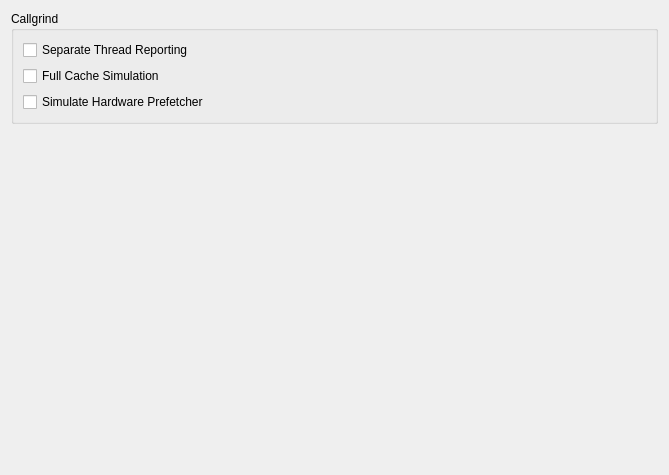
KDE/kdev-valgrind, file config/ui/callgrindconfig.ui: the form before one commit.
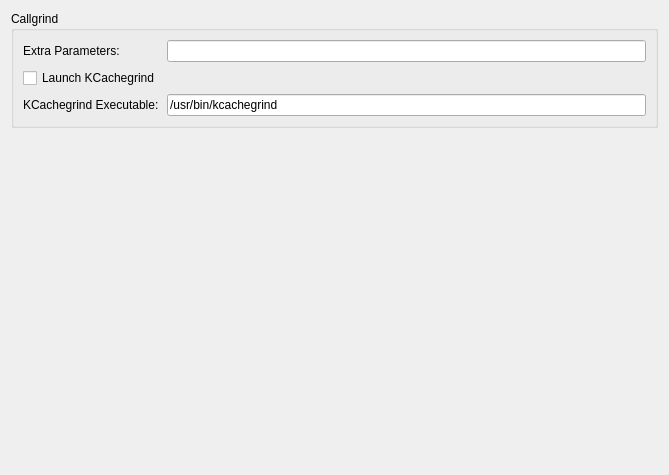
The form after the commit. Custom widgets are drawn as their Qt base class.

Commit message: callgrind tool added

Diff of the .ui file:
```diff
--- a/config/ui/callgrindconfig.ui
+++ b/config/ui/callgrindconfig.ui
@@ -10,52 +10,75 @@
 	<height>475</height>
       </rect>
     </property>
-    <layout class="QVBoxLayout">
-      <item>
+  <layout class="QGridLayout" name="gridLayout_2">
+   <item row="0" column="0">
 	<widget class="QGroupBox" name="groupBox">
 	  <property name="title">
 	    <string>Callgrind</string>
 	  </property>
-	  <layout class="QGridLayout">
-	    <item row="0" column="0">
-	      <widget class="QCheckBox" name="separateThreadReporting">
-		<property name="text">
-		  <string>Separate Thread Reporting</string>
-		</property>
-	      </widget>
-	    </item>
-	    <item row="1" column="0">
-	      <widget class="QCheckBox" name="fullCacheSimulation">
-		<property name="text">
-		  <string>Full Cache Simulation</string>
-		</property>
-	      </widget>
-	    </item>
+     <layout class="QGridLayout" name="gridLayout">
 	    <item row="2" column="0">
-	      <widget class="QCheckBox" name="simulateHardwarePrefetcher">
+       <widget class="QCheckBox" name="launchKCachegrind">
 		<property name="text">
-		  <string>Simulate Hardware Prefetcher</string>
+         <string>Launch KCachegrind</string>
+        </property>
+       </widget>
+      </item>
+      <item row="3" column="0">
+       <widget class="QLabel" name="label">
+        <property name="text">
+         <string>KCachegrind Executable:</string>
+        </property>
+       </widget>
+      </item>
+      <item row="0" column="0">
+       <widget class="QLabel" name="label_2">
+        <property name="text">
+         <string>Extra Parameters:</string>
+        </property>
+        <property name="textFormat">
+         <enum>Qt::AutoText</enum>
+        </property>
+       </widget>
+      </item>
+      <item row="0" column="1">
+       <widget class="KLineEdit" name="callgrindParameters"/>
+      </item>
+      <item row="3" column="1">
+       <widget class="KLineEdit" name="KCachegrindExecutable">
+        <property name="enabled">
+         <bool>true</bool>
+        </property>
+        <property name="text">
+         <string>/usr/bin/kcachegrind</string>
 		</property>
 	      </widget>
 	    </item>
 	  </layout>
 	</widget>
       </item>
-      <item>
-	<spacer>
+   <item row="1" column="0">
+    <spacer name="verticalSpacer">
 	  <property name="orientation">
 	    <enum>Qt::Vertical</enum>
 	  </property>
 	  <property name="sizeHint" stdset="0">
 	    <size>
 	      <width>20</width>
-	      <height>71</height>
+       <height>40</height>
 	    </size>
 	  </property>
 	</spacer>
       </item>
     </layout>
   </widget>
+ <customwidgets>
+  <customwidget>
+   <class>KLineEdit</class>
+   <extends>QLineEdit</extends>
+   <header>klineedit.h</header>
+  </customwidget>
+ </customwidgets>
   <resources/>
   <connections/>
 </ui>
```
Lines whose indentation alone changed are shown as unchanged. The commit also changes 15 other files.
